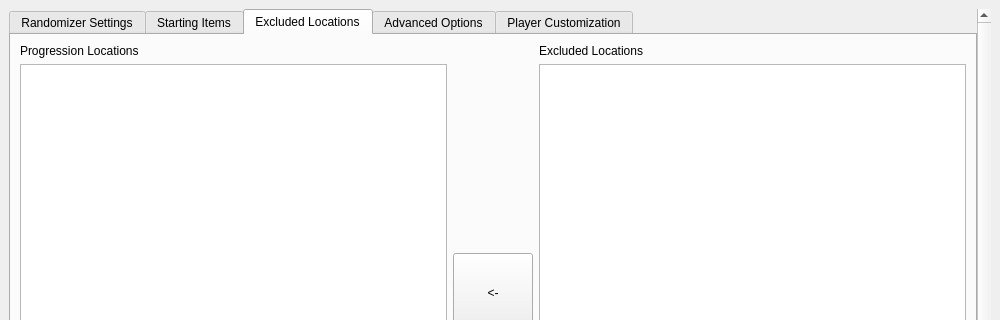
Before: the Qt Designer form wwr_ui/randomizer_window.ui in tanjo3/wwrando, drawn with Qt 5; both pictures show x 0 to 1000 and y 0 to 320 of the 1000 by 775 pixel window.
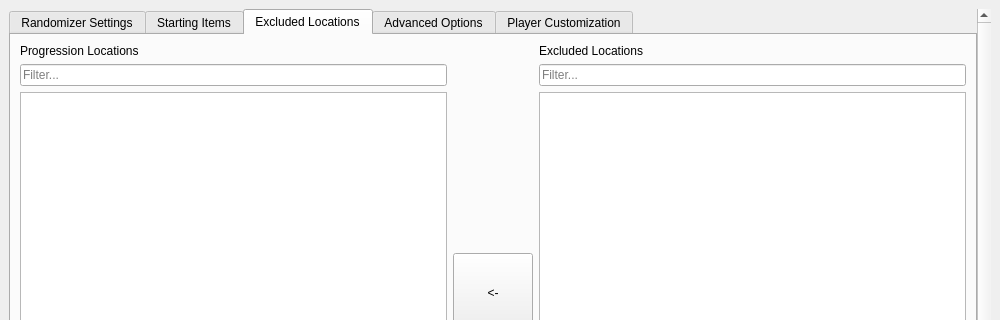
After: the same form once the commit is applied. The open tabs and pages were chosen to show the change. Custom widgets are drawn as their Qt base class.

Commit message: Add search filters for the locations

Patch:
```diff
--- a/wwr_ui/randomizer_window.ui
+++ b/wwr_ui/randomizer_window.ui
@@ -878,6 +878,13 @@
                   </property>
                  </widget>
                 </item>
+                <item>
+                 <widget class="QLineEdit" name="filter_progression_locations">
+                  <property name="placeholderText">
+                   <string>Filter...</string>
+                  </property>
+                 </widget>
+                </item>
                 <item>
                  <widget class="QListView" name="progression_locations">
                   <property name="font">
@@ -960,6 +967,13 @@
                   </property>
                  </widget>
                 </item>
+                <item>
+                 <widget class="QLineEdit" name="filter_excluded_locations">
+                  <property name="placeholderText">
+                   <string>Filter...</string>
+                  </property>
+                 </widget>
+                </item>
                 <item>
                  <widget class="QListView" name="excluded_locations">
                   <property name="font">
```
Left out of the diff: 2 changed lines with no effect on the pictures. The commit also changes 2 other files.
